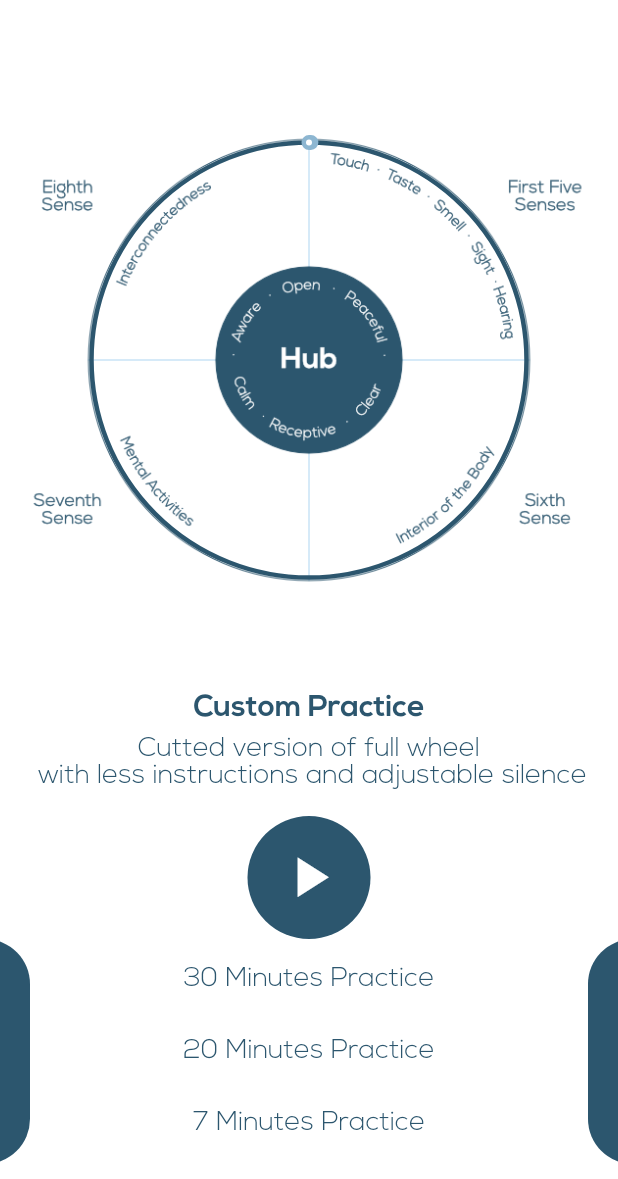
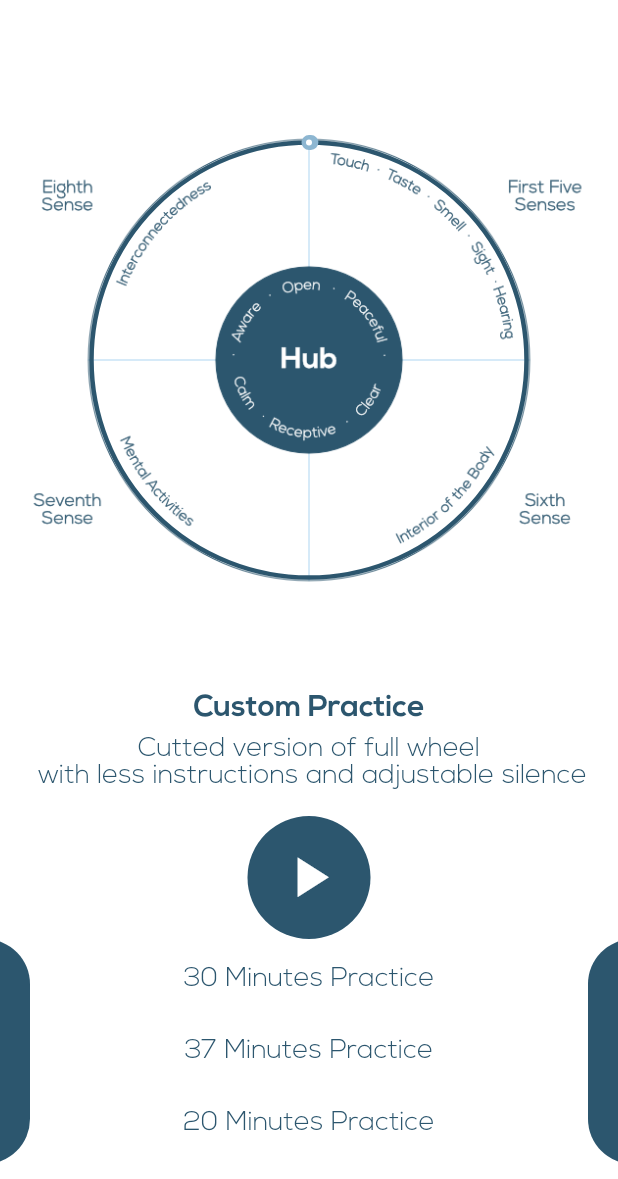
Before and after one commit to djuelg/Wheel-of-Awareness, a Flutter app: the screen it shows after launch, scrolled down 50 dp, on a phone screen of 412 x 824 dp, the part 57-1236 px from its top. Run offline on Flutter 3.47's test engine with Material 2 defaults, Android fonts, the phone set to English and light mode, and no system bars; drawn by our look-alikes of sleek_circular_slider; our stand-ins replace flutter_spinbox, just_audio; missing offline and left inert: flutter_background.

Commit message:
added code for 37min version

```diff
--- a/lib/main.dart
+++ b/lib/main.dart
@@ -27,10 +27,7 @@ class WheelOfAwareness extends StatelessWidget {
         primarySwatch: Colors.blue,
         visualDensity: VisualDensity.adaptivePlatformDensity,
       ),
-      home: HomePage(
-          title: title,
-          description: description,
-          primarySwatch: Color(0xFF2C566E)),
+      home: HomePage(title: title, description: description, primarySwatch: Color(0xFF2C566E)),
     );
   }
 }
@@ -40,8 +37,7 @@ class HomePage extends StatefulWidget {
   String title;
   String description;
 
-  HomePage({Key key, this.title, this.description, this.primarySwatch})
-      : super(key: key);
+  HomePage({Key key, this.title, this.description, this.primarySwatch}) : super(key: key);
 
   // This class is the configuration for the state. It holds the values
   // provided by the parent (in this case the App widget) and
@@ -61,21 +57,18 @@ class _HomeState extends State<HomePage> {
   void initState() {
     super.initState();
     _player.setAsset('assets/23min.mp3');
+    buildBackgroundRunner();
+    buildPlayerEventStreams();
   }
 
   @override
   Widget build(BuildContext context) {
-    buildBackgroundRunner();
-    buildPlayerEventStreams();
-
     return new Scaffold(
         backgroundColor: Colors.white,
         appBar: AppBar(
           backgroundColor: Colors.transparent,
           elevation: 0.0,
-          title: Text(Str.app_title,
-              style:
-              TextStyle(color: widget.primarySwatch, fontFamily: "Nexa")),
+          title: Text(Str.app_title, style: TextStyle(color: widget.primarySwatch, fontFamily: "Nexa")),
           centerTitle: true,
           actions: <Widget>[
             IconButton(
@@ -93,12 +86,21 @@ class _HomeState extends State<HomePage> {
             // )
           ],
         ),
-        body: Column(
-          children: _buildWheelAndSeekBar() +
-              _buildCurrentPractice() +
-              _buildPlayButton() +
-              _buildPracticeSwitch(),
-        ));
+        body: Column(children: [
+          SizedBox(
+            height: 20.0,
+          ),
+          _buildWheelAndSeekBar(),
+          SizedBox(
+            height: 20.0,
+          ),
+          _buildCurrentPractice(),
+          _buildPlayButton(),
+          _buildPracticeSwitch(),
+        SizedBox(
+          height: 10,
+        ),
+        ]));
   }
 
   Future<bool> buildBackgroundRunner() async {
@@ -112,7 +114,7 @@ class _HomeState extends State<HomePage> {
     return success;
   }
 
-  void buildPlayerEventStreams() {
+  void buildPlayerEventStreams() async {
     // Stream to run in background during practice
     _player.playerStateStream.listen((state) {
       if (state.playing && !FlutterBackground.isBackgroundExecutionEnabled) {
@@ -126,7 +128,8 @@ class _HomeState extends State<HomePage> {
     _player.positionStream.listen((position) {
       const customDuration = Duration(minutes: 23, seconds: 9, milliseconds: 818);
       if (_player.duration != null && customDuration.compareTo(_player.duration) == 0 && _customPracticeDuration > 23) {
-        if (position.inSeconds == 540 || position.inSeconds == 650 || position.inSeconds == 780) { // Positions in practice with silence
+        if (position.inSeconds == 540 || position.inSeconds == 650 || position.inSeconds == 780) {
+          // Positions in practice with silence
           _customPracticeSleep = true;
         } else if (_customPracticeSleep) {
           _customPracticeSleep = false;
@@ -138,8 +141,7 @@ class _HomeState extends State<HomePage> {
     });
   }
 
-  Timer continueAfterTimeout([int seconds]) =>
-      Timer(Duration(seconds: seconds), _player.play);
+  Timer continueAfterTimeout([int seconds]) => Timer(Duration(seconds: seconds), _player.play);
 
   _buildCircularSeekBar(double duration, double position) {
     return SleekCircularSlider(
@@ -149,24 +151,16 @@ class _HomeState extends State<HomePage> {
             size: 300,
             angleRange: 360,
             startAngle: 270,
-            customWidths:
-                CustomSliderWidths(progressBarWidth: 10, trackWidth: 3),
-            customColors: CustomSliderColors(
-                trackColor: widget.primarySwatch,
-                progressBarColors: [Color(0xFF2C566E), Color(0xFFADD6F2)]),
-            infoProperties:
-                InfoProperties(mainLabelStyle: TextStyle(fontSize: 0))),
+            customWidths: CustomSliderWidths(progressBarWidth: 10, trackWidth: 3),
+            customColors: CustomSliderColors(trackColor: widget.primarySwatch, progressBarColors: [Color(0xFF2C566E), Color(0xFFADD6F2)]),
+            infoProperties: InfoProperties(mainLabelStyle: TextStyle(fontSize: 0))),
         onChangeEnd: (double newPosition) {
           _player.seek(Duration(seconds: newPosition.truncate()));
         });
   }
 
   _buildWheelAndSeekBar() {
-    return <Widget>[
-      SizedBox(
-        height: 20.0,
-      ),
-      Expanded(
+    return Expanded(
         child: Center(
           child: Container(
             child: Stack(
@@ -189,8 +183,7 @@ class _HomeState extends State<HomePage> {
                       child: StreamBuilder<Duration>(
                         stream: _player.durationStream,
                         builder: (context, snapshot) {
-                          final duration =
-                              snapshot.data ?? Duration(seconds: 360);
+                          final duration = snapshot.data ?? Duration(seconds: 360);
                           return StreamBuilder<Duration>(
                             stream: _player.positionStream,
                             builder: (context, snapshot) {
@@ -198,9 +191,7 @@ class _HomeState extends State<HomePage> {
                               if (position > duration) {
                                 position = duration;
                               }
-                              return _buildCircularSeekBar(
-                                  duration.inSeconds.truncateToDouble(),
-                                  position.inSeconds.truncateToDouble());
+                              return _buildCircularSeekBar(duration.inSeconds.truncateToDouble(), position.inSeconds.truncateToDouble());
                             },
                           );
                         },
@@ -212,23 +203,15 @@ class _HomeState extends State<HomePage> {
             ),
           ),
         ),
-      ),
-      SizedBox(
-        height: 20.0,
-      )
-    ];
+      );
   }
 
   _buildCurrentPractice() {
-    return <Widget>[
-      Column(
+    return Column(
         children: <Widget>[
           Text(
             widget.title,
-            style: TextStyle(
-                color: widget.primarySwatch,
-                fontSize: 20.0,
-                fontFamily: "Nexa"),
+            style: TextStyle(color: widget.primarySwatch, fontSize: 20.0, fontFamily: "Nexa"),
           ),
           SizedBox(
             height: 8.0,
@@ -236,22 +219,14 @@ class _HomeState extends State<HomePage> {
           Text(
             widget.description,
             textAlign: TextAlign.center,
-            style: TextStyle(
-                color: widget.primarySwatch,
-                fontSize: 18.0,
-                fontFamily: "NexaLight"),
+            style: TextStyle(color: widget.primarySwatch, fontSize: 18.0, fontFamily: "NexaLight"),
           )
         ],
-      ),
-      SizedBox(
-        height: 0,
-      )
-    ];
+      );
   }
 
   _buildPlayButton() {
-    return <Widget>[
-      Container(
+    return Container(
         width: 350.0,
         height: 100.0,
         child: Stack(
@@ -261,16 +236,14 @@ class _HomeState extends State<HomePage> {
               child: Container(
                 width: 82.0,
                 height: 82.0,
-                decoration: BoxDecoration(
-                    color: widget.primarySwatch, shape: BoxShape.circle),
+                decoration: BoxDecoration(color: widget.primarySwatch, shape: BoxShape.circle),
                 child: StreamBuilder<PlayerState>(
                   stream: _player.playerStateStream,
                   builder: (context, snapshot) {
                     final playerState = snapshot.data;
                     final processingState = playerState?.processingState;
                     final playing = playerState?.playing;
-                    if (processingState == ProcessingState.loading ||
-                        processingState == ProcessingState.buffering) {
+                    if (processingState == ProcessingState.loading || processingState == ProcessingState.buffering) {
                       return Container(
                         margin: EdgeInsets.all(8.0),
                         width: 64.0,
@@ -279,22 +252,18 @@ class _HomeState extends State<HomePage> {
                       );
                     } else if (playing != true) {
                       return IconButton(
-                        icon: Icon(Icons.play_arrow,
-                            size: 45.0, color: Colors.white),
+                        icon: Icon(Icons.play_arrow, size: 45.0, color: Colors.white),
                         onPressed: _player.play,
                       );
                     } else if (processingState != ProcessingState.completed) {
                       return IconButton(
-                        icon:
-                            Icon(Icons.pause, size: 45.0, color: Colors.white),
+                        icon: Icon(Icons.pause, size: 45.0, color: Colors.white),
                         onPressed: _player.pause,
                       );
                     } else {
                       return IconButton(
-                        icon:
-                            Icon(Icons.replay, size: 45.0, color: Colors.white),
-                        onPressed: () => _player.seek(Duration.zero,
-                            index: _player.effectiveIndices.first),
+                        icon: Icon(Icons.replay, size: 45.0, color: Colors.white),
+                        onPressed: () => _player.seek(Duration.zero, index: _player.effectiveIndices.first),
                       );
                     }
                   },
@@ -303,13 +272,11 @@ class _HomeState extends State<HomePage> {
             )
           ],
         ),
-      )
-    ];
+      );
   }
 
   _buildPracticeSwitch() {
-    return <Widget>[
-      Container(
+    return Container(
         height: 150.0,
         width: double.infinity,
         child: Stack(
@@ -321,9 +288,7 @@ class _HomeState extends State<HomePage> {
                 height: 150.0,
                 decoration: BoxDecoration(
                     color: widget.primarySwatch,
-                    borderRadius: BorderRadius.only(
-                        topRight: Radius.circular(30.0),
-                        bottomRight: Radius.circular(30.0))),
+                    borderRadius: BorderRadius.only(topRight: Radius.circular(30.0), bottomRight: Radius.circular(30.0))),
               ),
             ),
             Positioned(
@@ -333,9 +298,7 @@ class _HomeState extends State<HomePage> {
                 height: 150.0,
                 decoration: BoxDecoration(
                     color: widget.primarySwatch,
-                    borderRadius: BorderRadius.only(
-                        topLeft: Radius.circular(30.0),
-                        bottomLeft: Radius.circular(30.0))),
+                    borderRadius: BorderRadius.only(topLeft: Radius.circular(30.0), bottomLeft: Radius.circular(30.0))),
               ),
             ),
             SingleChildScrollView(
@@ -345,33 +308,18 @@ class _HomeState extends State<HomePage> {
                   mainAxisAlignment: MainAxisAlignment.center,
                   crossAxisAlignment: CrossAxisAlignment.center,
                   children: <Widget>[
-                    practice(
-                        Str.title_custom,
-                        Str.descr_custom,
-                        "assets/23min.mp3"),
-                    practice(
-                        Str.title_30m,
-                        Str.descr_30m,
-                        "assets/30min.mp3"),
-                    practice(
-                        Str.title_20m,
-                        Str.descr_20m,
-                        "assets/20min.mp3"),
-                    practice(
-                        Str.title_7m,
-                        Str.descr_7m,
-                        "assets/7min.mp3"),
+                    practice(Str.title_custom, Str.descr_custom, "assets/23min.mp3"),
+                    practice(Str.title_30m, Str.descr_30m, "assets/30min.mp3"),
+                    practice(Str.title_37m, Str.descr_37m, "assets/37min.mp3"),
+                    practice(Str.title_20m, Str.descr_20m, "assets/20min.mp3"),
+                    practice(Str.title_7m, Str.descr_7m, "assets/7min.mp3"),
                   ],
                 ),
               ),
             )
           ],
         ),
-      ),
-      SizedBox(
-        height: 10,
-      )
-    ];
+      );
   }
 
   Future<void> _showCustomDurationDialog() async {
@@ -389,9 +337,7 @@ class _HomeState extends State<HomePage> {
                   min: 23,
                   value: _dialogCustomPracticeDuration.toDouble(),
                   acceleration: 0.001,
-                  decoration: InputDecoration(
-                    labelText: 'Minutes'
-                  ),
+                  decoration: InputDecoration(labelText: 'Minutes'),
                   validator: (text) => text.isEmpty || int.parse(text) < 23 ? 'Invalid' : null,
                   onChanged: (duration) => updateCustomPracticeDuration(duration),
                 )
@@ -403,7 +349,7 @@ class _HomeState extends State<HomePage> {
               child: const Text(Str.dialog_save),
               onPressed: () {
                 Navigator.of(context).pop();
-                _customPracticeDuration =_dialogCustomPracticeDuration;
+                _customPracticeDuration = _dialogCustomPracticeDuration;
               },
             ),
           ],
@@ -417,10 +363,7 @@ class _HomeState extends State<HomePage> {
       child: Text(
         title,
         textAlign: TextAlign.center,
-        style: TextStyle(
-            color: widget.primarySwatch,
-            fontSize: 18.0,
-            fontFamily: (widget.title == title) ? "Nexa" : "NexaLight"),
+        style: TextStyle(color: widget.primarySwatch, fontSize: 18.0, fontFamily: (widget.title == title) ? "Nexa" : "NexaLight"),
       ),
       onPressed: () async {
         setState(() {
--- a/lib/str.dart
+++ b/lib/str.dart
@@ -4,11 +4,13 @@ class Str {
   static const String website = "https://drdansiegel.com/wheel-of-awareness/";
 
   static const String title_30m = "30 Minutes Practice";
+  static const String title_37m = "37 Minutes Practice";
   static const String title_custom = "Custom Practice";
   static const String title_20m = "20 Minutes Practice";
   static const String title_7m = "7 Minutes Practice";
 
   static const String descr_30m = "Full wheel including Awareness of\n awareness and kindness statements";
+  static const String descr_37m = "Extended full wheel including the\n Plane of Possibility framework";
   static const String descr_custom = "Cutted version of full wheel\n with less instructions and adjustable silence";
   static const String descr_20m = "Basic wheel without Awareness of\n awareness and kindness statements";
   static const String descr_7m  = "The breath becomes a pacer for\nthe movement of the spoke of attention";
--- a/pubspec.yaml
+++ b/pubspec.yaml
@@ -66,6 +66,7 @@ flutter:
     - assets/20min.mp3
     - assets/23min.mp3
     - assets/30min.mp3
+    - assets/37min.mp3
 
   # An image asset can refer to one or more resolution-specific "variants", see
   # https://flutter.dev/assets-and-images/#resolution-aware.
```
